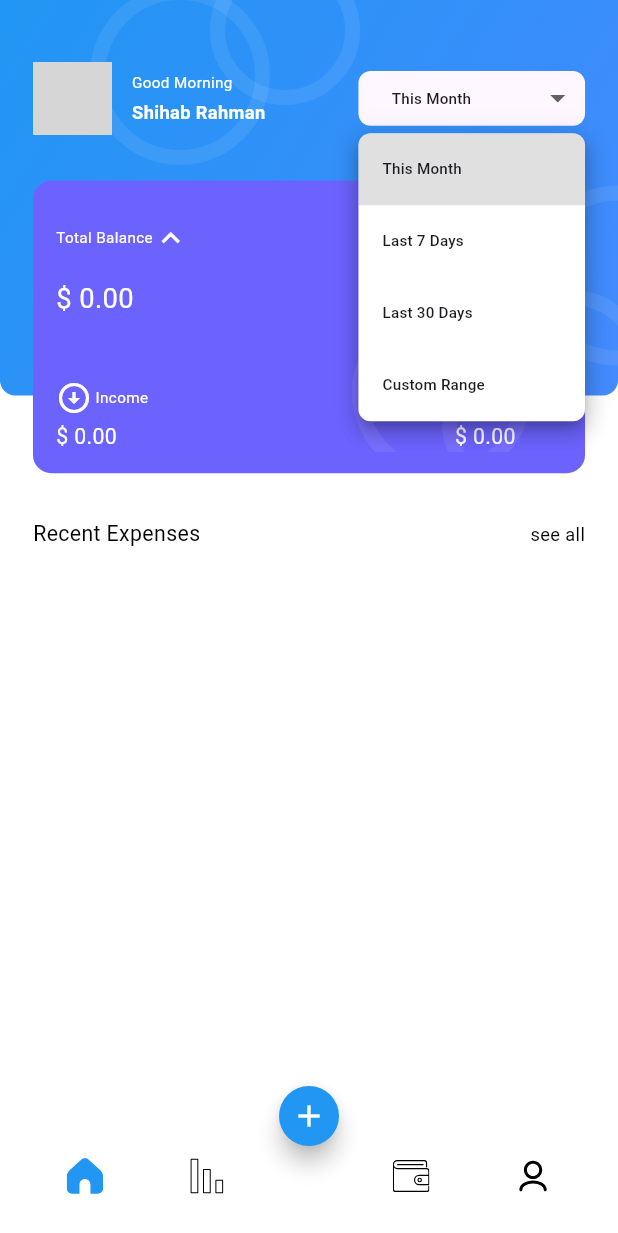
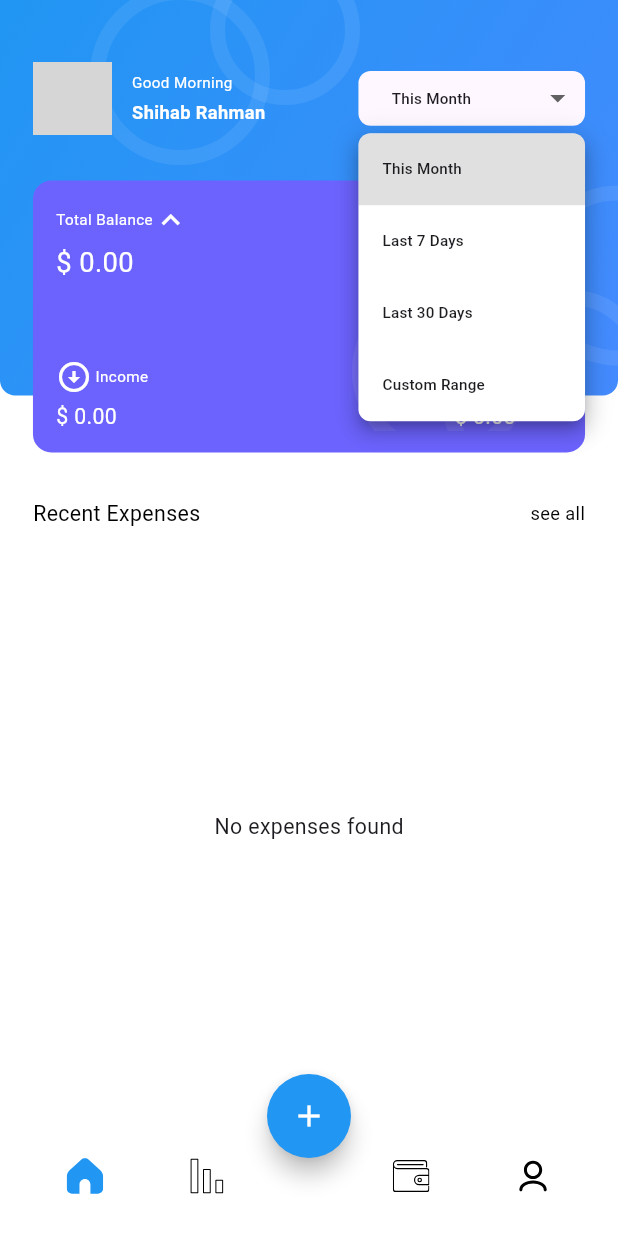
Before and after one commit to alaa556677/inovola_task, a Flutter app: the screen it shows after launch, after a tap on "This Month", on a phone screen of 412 x 824 dp. Shown: the top 1233 px of the screen. Run offline on Flutter 3.47's test engine with Material 3 defaults, Android fonts, the phone set to English and light mode, and no system bars; drawn by our look-alikes of cached_network_image; our stand-ins replace bloc, dartz, dio, dropdown_button2, equatable, flutter_bloc and 8 more; accounts and stored records are empty; network calls fail; Roboto replaces fonts that are missing (Poppins); grey boxes are pictures that could not be loaded.

Commit message:
no message

```diff
--- a/lib/features/add_expense/presentation/pages/add_expense_screen.dart
+++ b/lib/features/add_expense/presentation/pages/add_expense_screen.dart
@@ -342,8 +342,7 @@ class _AddExpenseScreenState extends State<AddExpenseScreen> {
             'Bills',
             'Home',
             'Other'
-          ]
-              .map((category) => CategoryWidget(
+          ].map((category) => CategoryWidget(
                     category: category,
                     onTap: () {
                       setState(() {
--- a/lib/features/dashboard/data/repo_imp/expense_repo_impl.dart
+++ b/lib/features/dashboard/data/repo_imp/expense_repo_impl.dart
@@ -31,10 +31,13 @@ class ExpenseRepositoryImpl implements ExpenseRepository {
       await _initBox();
 
       List<ExpenseModel> expenses = _expenseBox.values.toList();
+      print('ExpenseRepository: Total expenses in box: ${expenses.length}');
 
       // Apply filter if specified
       if (filterType != null) {
+        print('ExpenseRepository: Applying filter: $filterType');
         expenses = _applyFilter(expenses, filterType);
+        print('ExpenseRepository: Expenses after filter: ${expenses.length}');
       }
 
       // Sort by date (newest first)
@@ -48,8 +51,14 @@ class ExpenseRepositoryImpl implements ExpenseRepository {
       }
 
       final entities = expenses.map((model) => model.toEntity()).toList();
+      print('ExpenseRepository: Returning ${entities.length} expense entities');
+      for (var entity in entities) {
+        print('ExpenseRepository: Entity - ${entity.category}: ${entity.amount} ${entity.currency} on ${entity.date}');
+      }
+
       return Right(entities);
     } catch (e) {
+      print('ExpenseRepository: Error getting expenses: $e');
       return Left(Failure('Failed to get expenses: ${e.toString()}'));
     }
   }
@@ -59,12 +68,15 @@ class ExpenseRepositoryImpl implements ExpenseRepository {
       ExpenseEntity expense) async {
     try {
       await _initBox();
+      print('ExpenseRepository: Adding expense - ${expense.category}: ${expense.amount} ${expense.currency}');
 
       final model = ExpenseModel.fromEntity(expense);
       await _expenseBox.add(model);
+      print('ExpenseRepository: Successfully added expense to box');
 
       return Right(expense);
     } catch (e) {
+      print('ExpenseRepository: Error adding expense: $e');
       return Left(Failure('Failed to add expense: ${e.toString()}'));
     }
   }
@@ -212,27 +224,35 @@ class ExpenseRepositoryImpl implements ExpenseRepository {
   List<ExpenseModel> _applyFilter(
       List<ExpenseModel> expenses, String filterType) {
     final now = DateTime.now();
+    print('ExpenseRepository: Filtering ${expenses.length} expenses with filter: $filterType');
 
     switch (filterType) {
       case 'This Month':
-        return expenses.where((expense) {
+        final filtered = expenses.where((expense) {
           return expense.date.year == now.year &&
               expense.date.month == now.month;
         }).toList();
+        print('ExpenseRepository: This Month filter returned ${filtered.length} expenses');
+        return filtered;
 
       case 'Last 7 Days':
         final sevenDaysAgo = now.subtract(const Duration(days: 7));
-        return expenses.where((expense) {
+        final filtered = expenses.where((expense) {
           return expense.date.isAfter(sevenDaysAgo);
         }).toList();
+        print('ExpenseRepository: Last 7 Days filter returned ${filtered.length} expenses');
+        return filtered;
 
       case 'Last 30 Days':
         final thirtyDaysAgo = now.subtract(const Duration(days: 30));
-        return expenses.where((expense) {
+        final filtered = expenses.where((expense) {
           return expense.date.isAfter(thirtyDaysAgo);
         }).toList();
+        print('ExpenseRepository: Last 30 Days filter returned ${filtered.length} expenses');
+        return filtered;
 
       default:
+        print('ExpenseRepository: No filter applied, returning all ${expenses.length} expenses');
         return expenses;
     }
   }
--- a/lib/features/dashboard/domain/useCase/get_expense_useCase.dart
+++ b/lib/features/dashboard/domain/useCase/get_expense_useCase.dart
@@ -9,7 +9,7 @@ class GetExpenseUseCase {
   GetExpenseUseCase(this.expenseRepository);
 
   Future<Either<Failure, List<ExpenseEntity>>> call(
-      CancelToken? cancelToken) async {
-    return await expenseRepository.getAllExpenses();
+      {CancelToken? cancelToken, String? filterType}) async {
+    return await expenseRepository.getAllExpenses(filterType: filterType);
   }
 }
--- a/lib/features/dashboard/presentation/bloc/dashboard_bloc.dart
+++ b/lib/features/dashboard/presentation/bloc/dashboard_bloc.dart
@@ -29,13 +29,22 @@ class DashboardBloc extends Bloc<DashboardEvents, DashboardStates>
 
   Future<void> _handleGetAllExpenses(
       GetAllExpensesEvents event, Emitter<DashboardStates> emit) async {
+    print('DashboardBloc: Loading expenses with filter: ${event.filterType}');
     safeEmit(GetAllExpensesLoading(), emit);
-    final result = await getExpenseUseCase(cancelToken);
+    final result = await getExpenseUseCase(
+      cancelToken: cancelToken,
+      filterType: event.filterType,
+    );
     result.fold(
       (failure) {
+        print('DashboardBloc: Failed to load expenses: ${failure.errorMessage}');
         safeEmit(GetAllExpensesError(failure.errorMessage), emit);
       },
       (expenses) {
+        print('DashboardBloc: Successfully loaded ${expenses.length} expenses');
+        for (var expense in expenses) {
+          print('DashboardBloc: Expense - ${expense.category}: ${expense.amount} ${expense.currency} on ${expense.date}');
+        }
         safeEmit(
             GetAllExpensesSuccess(
               expensesList: expenses,
@@ -48,14 +57,17 @@ class DashboardBloc extends Bloc<DashboardEvents, DashboardStates>
 
   Future<void> _handleLoadDashboardSummary(
       LoadDashboardSummary event, Emitter<DashboardStates> emit) async {
+    print('DashboardBloc: Loading summary with filter: ${event.filterType}');
     safeEmit(DashboardSummaryLoading(), emit);
     final result =
         await getExpensesSummaryUseCase(filterType: event.filterType);
     result.fold(
       (failure) {
+        print('DashboardBloc: Failed to load summary: ${failure.errorMessage}');
         safeEmit(DashboardSummaryError(failure.errorMessage), emit);
       },
       (summary) {
+        print('DashboardBloc: Summary loaded - Balance: ${summary['totalBalance']}, Income: ${summary['totalIncome']}, Expenses: ${summary['totalExpenses']}');
         safeEmit(
             DashboardSummaryLoaded(
               totalBalance: summary['totalBalance'] ?? 0.0,
@@ -70,15 +82,15 @@ class DashboardBloc extends Bloc<DashboardEvents, DashboardStates>
 
   Future<void> _handleRefreshExpenses(
       RefreshAllExpensesEvents event, Emitter<DashboardStates> emit) async {
-    // Refresh both expenses and summary
-    add(GetAllExpensesEvents(filterType: event.filterType));
-    add(LoadDashboardSummary(filterType: event.filterType));
+    print('DashboardBloc: Refreshing expenses with filter: ${event.filterType}');
+    // Instead of calling add(), we'll handle this in the UI
+    // The UI should call both events separately
   }
 
   Future<void> _handleApplyFilter(
       ApplyFilter event, Emitter<DashboardStates> emit) async {
-    // Apply filter and reload data
-    add(GetAllExpensesEvents(filterType: event.filterType));
-    add(LoadDashboardSummary(filterType: event.filterType));
+    print('DashboardBloc: Applying filter: ${event.filterType}');
+    // Instead of calling add(), we'll handle this in the UI
+    // The UI should call both events separately
   }
 }
--- a/lib/features/dashboard/presentation/pages/dashboard_screen.dart
+++ b/lib/features/dashboard/presentation/pages/dashboard_screen.dart
@@ -26,32 +26,19 @@ class _DashboardScreenState extends State<DashboardScreen> {
   @override
   void initState() {
     super.initState();
-    // Load both expenses and summary data
-    context
-        .read<DashboardBloc>()
-        .add(const GetAllExpensesEvents(filterType: 'This Month'));
-    context
-        .read<DashboardBloc>()
-        .add(const LoadDashboardSummary(filterType: 'This Month'));
+    context.read<DashboardBloc>().add(const GetAllExpensesEvents(filterType: 'This Month'));
+    context.read<DashboardBloc>().add(const LoadDashboardSummary(filterType: 'This Month'));
   }
 
   Future<void> _refreshData() async {
-    // Refresh both expenses and summary data
-    context
-        .read<DashboardBloc>()
-        .add(const GetAllExpensesEvents(filterType: 'This Month'));
-    context
-        .read<DashboardBloc>()
-        .add(const LoadDashboardSummary(filterType: 'This Month'));
+    context.read<DashboardBloc>().add(const GetAllExpensesEvents(filterType: 'This Month'));
+    context.read<DashboardBloc>().add(const LoadDashboardSummary(filterType: 'This Month'));
   }
 
   @override
   Widget build(BuildContext context) {
     return BlocListener<DashboardBloc, DashboardStates>(
-      listener: (context, state) {
-        // This will be called whenever the dashboard state changes
-        // We can add specific logic here if needed
-      },
+      listener: (context, state) {},
       child: Scaffold(
         backgroundColor: AppColors.whiteColor,
         body: Stack(
@@ -89,30 +76,48 @@ class _DashboardScreenState extends State<DashboardScreen> {
                   setHeightSpace(6),
                   Expanded(
                     child: BlocBuilder<DashboardBloc, DashboardStates>(
+                      buildWhen: (previous, current) {
+                        // Rebuild when expenses state changes
+                        return current is GetAllExpensesLoading ||
+                            current is GetAllExpensesSuccess ||
+                            current is GetAllExpensesError;
+                      },
                       builder: (context, state) {
-                        return state is GetAllExpensesLoading
-                            ? const LoadingWidget()
-                            : state is GetAllExpensesSuccess
-                                ? RefreshIndicator(
-                                    onRefresh: _refreshData,
-                                    child: state.expensesList.isEmpty
-                                        ? const Center(
-                                            child: Text('No expenses found'),
-                                          )
-                                        : ListView.separated(
-                                            itemBuilder: (context, index) =>
-                                                ExpenseCardWidget(
-                                              getExpenseEntity:
-                                                  state.expensesList[index],
-                                            ),
-                                            itemCount:
-                                                state.expensesList.length,
-                                            separatorBuilder:
-                                                (context, index) =>
-                                                    setHeightSpace(10),
-                                          ),
-                                  )
-                                : const SizedBox();
+                        if (state is GetAllExpensesLoading) {
+                          return const LoadingWidget();
+                        } else if (state is GetAllExpensesSuccess) {
+                          return RefreshIndicator(
+                            onRefresh: _refreshData,
+                            child: state.expensesList.isEmpty
+                                ?Center(
+                                    child: CustomTextWidget(text: 'No expenses found', fontSize: 14.sp,),
+                            ):ListView.separated(
+                              itemBuilder: (context, index) {
+                                final expense = state.expensesList[index];
+                                return ExpenseCardWidget(
+                                  getExpenseEntity: expense,
+                                );
+                              },
+                              itemCount: state.expensesList.length, separatorBuilder: (context, index) => setHeightSpace(10),
+                            ),
+                          );
+                        } else if (state is GetAllExpensesError) {
+                          return Center(
+                            child: Column(
+                              mainAxisAlignment: MainAxisAlignment.center,
+                              children: [
+                                CustomTextWidget(text: 'Error: ${state.errorMessage}', fontSize: 14.sp,),
+                                ElevatedButton(
+                                  onPressed: _refreshData,
+                                  child: CustomTextWidget(text: 'Retry', fontSize: 12.sp,),
+                                ),
+                              ],
+                            ),
+                          );
+                        } else {
+                          // Show loading for other states
+                          return const LoadingWidget();
+                        }
                       },
                     ),
                   )
@@ -122,21 +127,12 @@ class _DashboardScreenState extends State<DashboardScreen> {
           ],
         ),
         floatingActionButton: FloatingActionButton(
-          mini: true,
           shape: const CircleBorder(),
           onPressed: () async {
-            // Navigate to add expense and wait for result
             final result = await Navigator.pushNamed(context, "/add-expense");
-
-            // If we returned from add expense, refresh the dashboard
             if (result == true) {
-              // Refresh both expenses and summary data
-              context
-                  .read<DashboardBloc>()
-                  .add(const GetAllExpensesEvents(filterType: 'This Month'));
-              context
-                  .read<DashboardBloc>()
-                  .add(const LoadDashboardSummary(filterType: 'This Month'));
+              context.read<DashboardBloc>().add(const GetAllExpensesEvents(filterType: 'This Month'));
+              context.read<DashboardBloc>().add(const LoadDashboardSummary(filterType: 'This Month'));
             }
           },
           backgroundColor: Colors.blue,
--- a/lib/features/dashboard/presentation/widgets/Summary_expense_widget.dart
+++ b/lib/features/dashboard/presentation/widgets/Summary_expense_widget.dart
@@ -85,59 +85,19 @@ class SummaryExpenseWidget extends StatelessWidget {
                           ],
                         ),
                       ),
-                      PopupMenuButton<String>(
-                        icon: const Icon(
+                      const Icon(
                         Icons.more_horiz,
                         color: AppColors.whiteColor,
-                        ),
-                        onSelected: (value) {
-                          context.read<DashboardBloc>().add(ApplyFilter(value));
-                        },
-                        itemBuilder: (context) => [
-                          const PopupMenuItem(
-                            value: 'This Month',
-                            child: Text('This Month'),
-                          ),
-                          const PopupMenuItem(
-                            value: 'Last 7 Days',
-                            child: Text('Last 7 Days'),
-                          ),
-                          const PopupMenuItem(
-                            value: 'Last 30 Days',
-                            child: Text('Last 30 Days'),
-                          ),
-                        ],
                       ),
                     ],
                   ),
                   setHeightSpace(4),
-                  if (isLoading)
-                    Row(
-                      children: [
-                        SizedBox(
-                          width: 16.w,
-                          height: 16.w,
-                          child: CircularProgressIndicator(
-                            strokeWidth: 2,
-                            valueColor: AlwaysStoppedAnimation<Color>(
-                                AppColors.whiteColor),
-                          ),
-                        ),
-                        setWidthSpace(8),
                   CustomTextWidget(
-                          text: "Loading...",
+                    text: isLoading ? "Loading ..." : "\$ ${totalBalance.toStringAsFixed(2)}",
                     fontColor: AppColors.whiteColor,
                     fontSize: 18.sp,
                   ),
-                      ],
-                    )
-                  else
-                    CustomTextWidget(
-                      text: "\$ ${totalBalance.toStringAsFixed(2)}",
-                      fontColor: AppColors.whiteColor,
-                      fontSize: 18.sp,
-                    ),
-                  setHeightSpace(40),
+                  setHeightSpace(50),
                   Row(
                     children: [
                       Expanded(
--- a/lib/features/dashboard/presentation/widgets/user_pic_widget.dart
+++ b/lib/features/dashboard/presentation/widgets/user_pic_widget.dart
@@ -1,10 +1,13 @@
 import 'package:dropdown_button2/dropdown_button2.dart';
 import 'package:flutter/material.dart';
+import 'package:flutter_bloc/flutter_bloc.dart';
 import 'package:flutter_screenutil/flutter_screenutil.dart';
 import '../../../../../core/style/colors.dart';
 import '../../../../../core/widgets/image_card_widget.dart';
 import '../../../../../core/widgets/set_height_width.dart';
 import '../../../../../core/widgets/text_default.dart';
+import '../bloc/dashboard_bloc.dart';
+import '../bloc/dashboard_event.dart';
 
 class UserPicWidget extends StatefulWidget {
   const UserPicWidget({super.key});
@@ -75,6 +78,7 @@ class _UserPicWidgetState extends State<UserPicWidget> {
             onChanged: (value) {
               setState(() {
                 selectedDateFilter = value!;
+                context.read<DashboardBloc>().add(ApplyFilter(value));
               });
             },
           ),
```
Also changed, not shown: lib/features/dashboard/presentation/widgets/expense_card_widget.dart (+43 -10 lines), 4 other files. Lines whose indentation alone changed are shown as unchanged.
